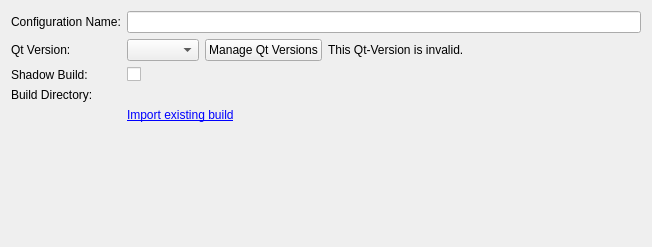
First picture: the form in src/plugins/qt4projectmanager/qt4projectconfigwidget.ui, repository qt-creator/qt-creator, before the edit.
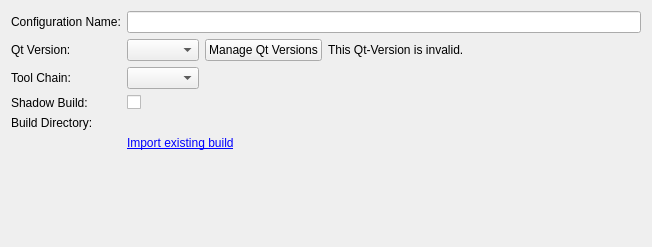
Second picture: the form after the edit. Custom widgets are drawn as their Qt base class.

Commit message:
Add a little combo box for tool chain selection.
Doesn't do anything else than showing the tool chains yet.

What changed in the file:
```diff
--- a/src/plugins/qt4projectmanager/qt4projectconfigwidget.ui
+++ b/src/plugins/qt4projectmanager/qt4projectconfigwidget.ui
@@ -87,21 +87,21 @@
        </item>
       </layout>
      </item>
-     <item row="2" column="0">
+     <item row="3" column="0">
       <widget class="QLabel" name="label">
        <property name="text">
         <string>Shadow Build:</string>
        </property>
       </widget>
      </item>
-     <item row="2" column="1">
+     <item row="3" column="1">
       <widget class="QCheckBox" name="shadowBuildCheckBox">
        <property name="text">
         <string/>
        </property>
       </widget>
      </item>
-     <item row="3" column="0">
+     <item row="4" column="0">
       <widget class="QLabel" name="buildDirLabel">
        <property name="sizePolicy">
         <sizepolicy hsizetype="Preferred" vsizetype="Preferred">
@@ -114,7 +114,7 @@
        </property>
       </widget>
      </item>
-     <item row="4" column="1">
+     <item row="5" column="1">
       <widget class="QLabel" name="importLabel">
        <property name="text">
         <string>&lt;a href=&quot;import&quot;&gt;Import existing build&lt;/a&gt;</string>
@@ -124,7 +124,7 @@
        </property>
       </widget>
      </item>
-     <item row="3" column="1">
+     <item row="4" column="1">
       <widget class="Core::Utils::PathChooser" name="shadowBuildDirEdit" native="true">
        <property name="sizePolicy">
         <sizepolicy hsizetype="Expanding" vsizetype="Preferred">
@@ -134,6 +134,16 @@
        </property>
       </widget>
      </item>
+     <item row="2" column="1">
+      <widget class="QComboBox" name="toolChainComboBox"/>
+     </item>
+     <item row="2" column="0">
+      <widget class="QLabel" name="label_2">
+       <property name="text">
+        <string>Tool Chain:</string>
+       </property>
+      </widget>
+     </item>
     </layout>
    </item>
    <item row="0" column="1">
```
The commit also changes 2 other files.
